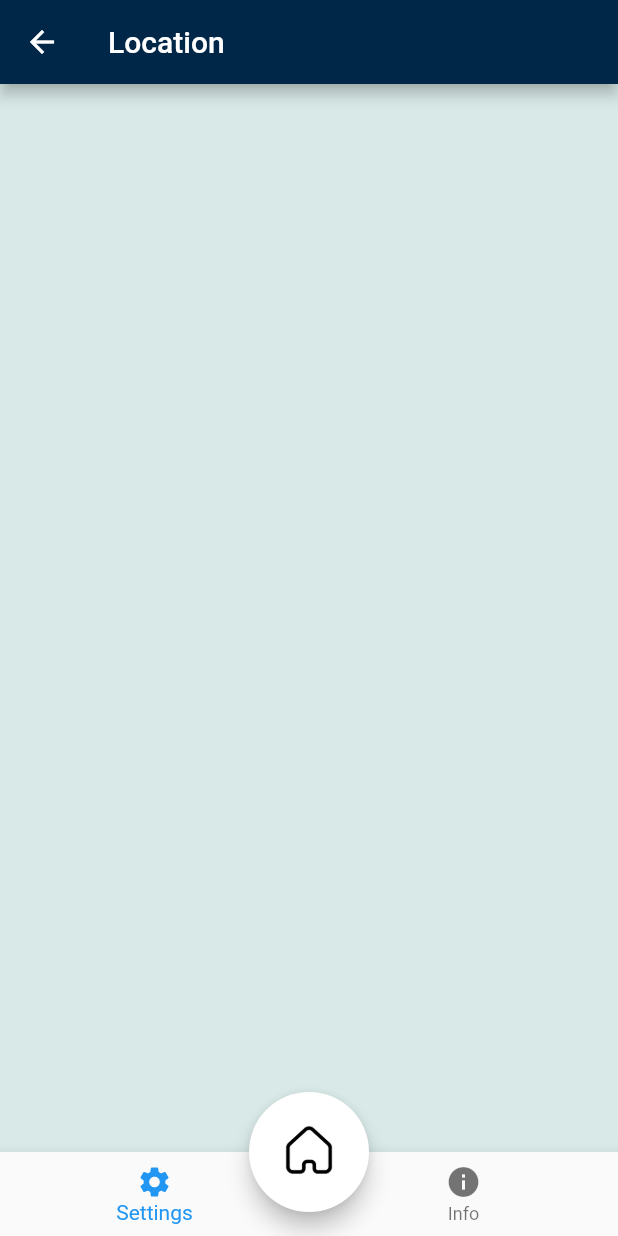
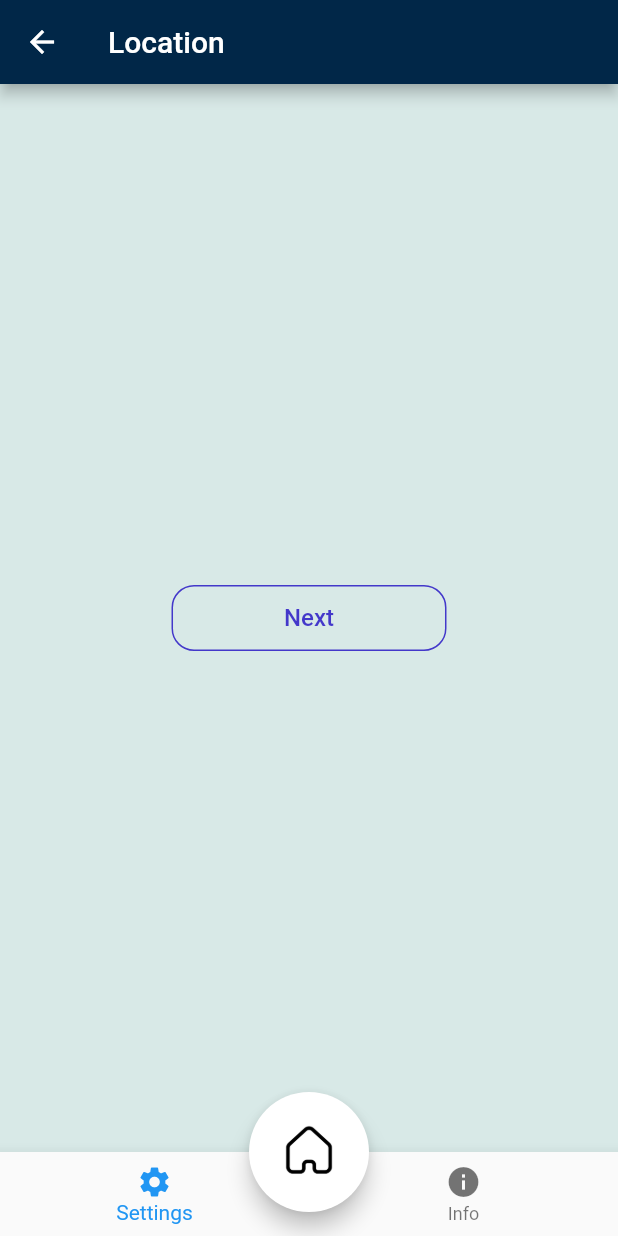
Before and after one commit to FirdausKhamid/Bah_Project_CAT304, a Flutter app: the WaterLevel screen opened directly, after a tap on "DANGER", on a phone screen of 412 x 824 dp. Run offline on Flutter 3.47's test engine with Material 2 defaults, Android fonts, the phone set to English and light mode, and no system bars; our stand-ins replace firebase_core, firebase_database; accounts and stored records are empty.

Commit message:
Merge branch 'master' of https://github.com/Ikmal14/Bah_Project_CAT304
Co-authored-by: Firdaus K Hamid <FirdausKhamid@users.noreply.github.com>

```diff
--- a/lib/screens/general/waterlevel/danger.dart
+++ b/lib/screens/general/waterlevel/danger.dart
@@ -1,9 +1,16 @@
 import 'package:flutter/material.dart';
 import 'package:flutterui/screens/widgets/bottom_menu.dart';
 import 'package:flutterui/screens/widgets/home_button.dart';
+import 'package:flutterui/screens/widgets/button.dart';
 
-class Danger extends StatelessWidget {
-  const Danger({super.key});
+class Danger extends StatefulWidget {
+  @override
+  State<Danger> createState() => _DangerState();
+}
+
+class _DangerState extends State<Danger> {
+  // const Danger({super.key});
+  // final cariAyatController = TextEditingController();
 
   @override
   Widget build(BuildContext context) {
@@ -13,6 +20,9 @@ class Danger extends StatelessWidget {
       ),
 
       // Contents Placeholder
+      body: Center(
+        child: InvertedButtonFb2(text: "Next", onPressed: () {}),
+      ),
 
       bottomNavigationBar: MyBottomMenuNavigationBar(),
       floatingActionButtonLocation: FloatingActionButtonLocation.centerDocked,
--- a/lib/screens/general/waterlevel/waterlevel.dart
+++ b/lib/screens/general/waterlevel/waterlevel.dart
@@ -43,7 +43,7 @@ class _WaterLevelState extends State<WaterLevel> {
                 onTap: () {
                   Navigator.push(
                     context,
-                    MaterialPageRoute(builder: (context) => const Danger()),
+                    MaterialPageRoute(builder: (context) => Danger()),
                   );
                 },
                 child: Container(
--- /dev/null
+++ b/lib/screens/widgets/button.dart
@@ -0,0 +1,30 @@
+import 'package:flutter/material.dart';
+
+class InvertedButtonFb2 extends StatelessWidget {
+  final String text;
+  final Function() onPressed;
+  InvertedButtonFb2({required this.text, required this.onPressed});
+
+  @override
+  Widget build(BuildContext context) {
+    const primaryColor = Color(0xff4338CA);
+
+    return OutlinedButton(
+      style: ButtonStyle(
+          elevation: MaterialStateProperty.all(0),
+          alignment: Alignment.center,
+          side: MaterialStateProperty.all(
+              const BorderSide(width: 1, color: primaryColor)),
+          padding: MaterialStateProperty.all(const EdgeInsets.only(
+              right: 75, left: 75, top: 12.5, bottom: 12.5)),
+          backgroundColor: MaterialStateProperty.all(Colors.transparent),
+          shape: MaterialStateProperty.all(RoundedRectangleBorder(
+              borderRadius: BorderRadius.circular(15.0)))),
+      onPressed: onPressed,
+      child: Text(
+        text,
+        style: const TextStyle(color: primaryColor, fontSize: 16),
+      ),
+    );
+  }
+}
```
